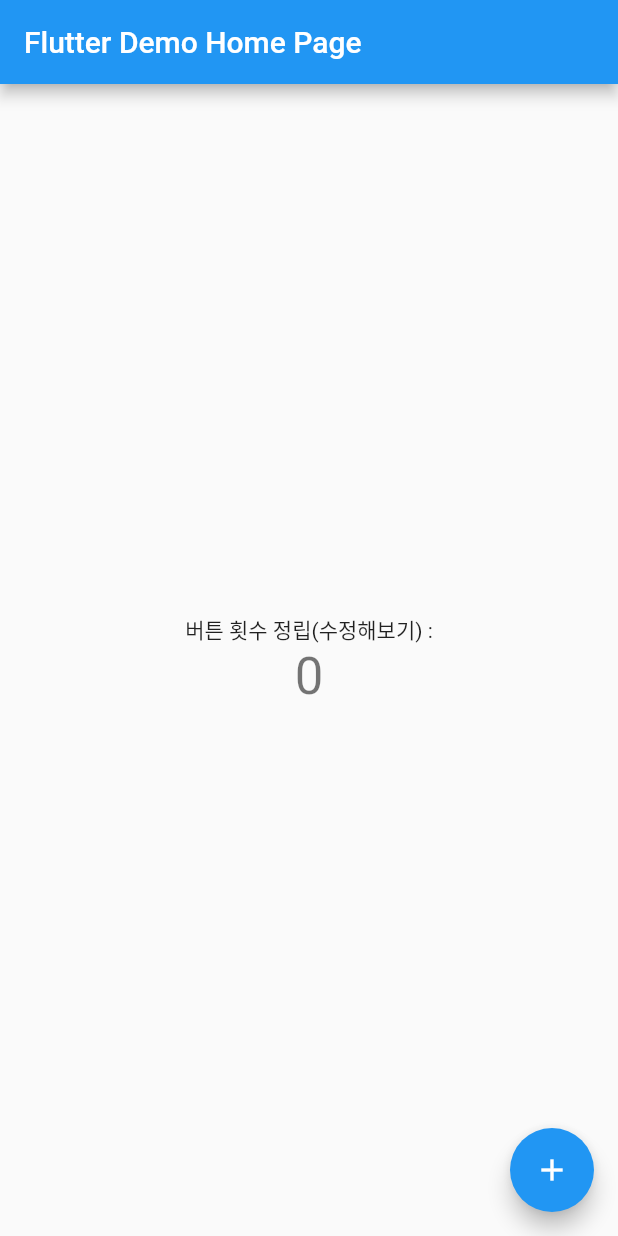
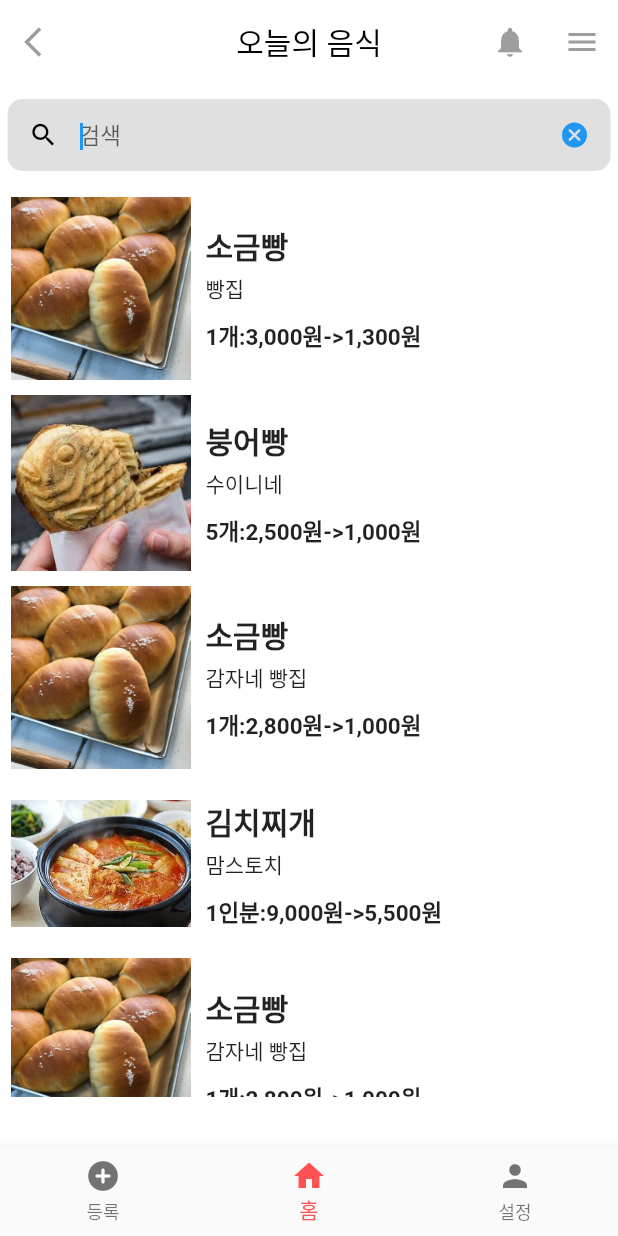
Before and after one commit to abcdaramgi/Longstone, a Flutter app: the screen it shows after launch, on a phone screen of 412 x 824 dp. Run offline on Flutter 3.47's test engine with Material 2 defaults, Android fonts, the phone set to English and light mode, and no system bars.

Commit message:
golden
야금야금 만들기

```diff
--- /dev/null
+++ b/goldenhour/lib/Home/DrawerBar.dart
@@ -0,0 +1,64 @@
+import 'package:flutter/material.dart';
+
+import '../info_store.dart';
+
+class DrawerBar extends StatelessWidget {
+  const DrawerBar({super.key});
+
+  @override
+  Widget build(BuildContext context) {
+    return ListView(
+            children : <Widget> [
+              ListTile(
+                leading: const Icon(
+                    Icons.arrow_back_ios
+                ),
+                title: const Text("등록관리"),
+                onTap: () {
+                  Navigator.push(
+                      context, MaterialPageRoute(builder: (_) => const InfoStore()));
+                },
+              ),
+              ListTile(
+                leading: const Icon(
+                    Icons.arrow_back_ios
+                ),
+                title: const Text("리뷰관리"),
+                onTap: () {
+                  Navigator.push(
+                      context, MaterialPageRoute(builder: (_) => const InfoStore()));
+                },
+              ),
+              ListTile(
+                leading: const Icon(
+                    Icons.arrow_back_ios
+                ),
+                title: const Text("가게정보"),
+                onTap: () {
+                  Navigator.push(
+                      context, MaterialPageRoute(builder: (_) => const InfoStore()));
+                },
+              ),
+              ListTile(
+                leading: const Icon(
+                    Icons.arrow_back_ios
+                ),
+                title: const Text("공지사항"),
+                onTap: () {
+                  Navigator.push(
+                      context, MaterialPageRoute(builder: (_) => const InfoStore()));
+                },
+              ),
+              ListTile(
+                leading: const Icon(
+                    Icons.arrow_back_ios
+                ),
+                title: const Text("환경설정"),
+                onTap: () {
+                  Navigator.push(
+                      context, MaterialPageRoute(builder: (_) => const InfoStore()));
+                },
+              )
+            ]);
+  }
+}
--- /dev/null
+++ b/goldenhour/lib/Home/Search.dart
@@ -0,0 +1,88 @@
+import 'package:flutter/material.dart';
+
+class SearchScreen extends StatefulWidget{
+  const SearchScreen({super.key});
+
+  @override
+  _SearchScreenState createState() => _SearchScreenState();
+}
+
+class _SearchScreenState extends State<SearchScreen>{
+  final TextEditingController _filter = TextEditingController();
+  FocusNode focusNode = FocusNode();
+  String _searchText = "";
+
+  _SearchScreenState(){
+    _filter.addListener(() {
+      setState(() {
+        _searchText = _filter.text;
+      });
+    });
+  }
+
+  @override
+  Widget build(BuildContext context){
+    return Column(
+      children: <Widget>[
+        Container(
+          color: Colors.white,
+          padding: EdgeInsets.fromLTRB(5, 10, 5, 10),
+          child: Row(
+            children : <Widget>[
+              Expanded(
+                  flex: 6,
+                  child: TextField(
+                    focusNode: focusNode,
+                    style: TextStyle(
+                      fontSize: 15
+                    ),
+                    autofocus: true,
+                    controller: _filter,
+                    decoration: InputDecoration(
+                      contentPadding: EdgeInsets.all(10),
+                      filled: true,
+                      fillColor: Colors.grey[300],
+                      prefixIcon: Icon(
+                        Icons.search,
+                        color: Colors.black,
+                        size: 20,
+                      ),
+                      suffixIcon: focusNode.hasFocus
+                        ?IconButton(
+                        icon: Icon(
+                          Icons.cancel,
+                          size: 20,
+                        ),
+                        onPressed: (){
+                          setState((){
+                            _filter.clear();
+                            _searchText="";
+                          });
+                        },
+                      )
+                          :Container(),
+                      hintText: '검색',
+                      labelStyle: TextStyle(color: Colors.black45),
+                      // 검색창 밑줄 없애고 투명하게 만드는 기능
+                      focusedBorder: OutlineInputBorder(
+                        borderSide: BorderSide(color: Colors.transparent),
+                        borderRadius: BorderRadius.all(Radius.circular(10)),
+                      ),
+                      enabledBorder: OutlineInputBorder(
+                        borderSide: BorderSide(color: Colors.transparent),
+                        borderRadius: BorderRadius.all(Radius.circular(10)),
+                      ),
+                      border: OutlineInputBorder(
+                          borderSide: BorderSide(color: Colors.transparent),
+                          borderRadius: BorderRadius.all(Radius.circular(10))
+                      ),
+    )
+                  )
+              )
+            ],
+          )
+        )
+      ],
+    );
+  }
+}
--- /dev/null
+++ b/goldenhour/lib/Home/foodlist.dart
@@ -0,0 +1,80 @@
+import 'package:flutter/material.dart';
+import 'package:goldenhour/model/model_food.dart';
+
+class BoxSlider extends StatelessWidget{
+  final List<Food> foods;
+  BoxSlider({required this.foods});
+
+  @override
+  Widget build(BuildContext context){
+    return Container(
+      padding: EdgeInsets.all(7),
+      child: Column(
+        //crossAxisAlignment: CrossAxisAlignment.start,
+        children: <Widget> [
+          //Text('오늘 올라온 음식'),
+          Container(
+            height: 600,
+            child: ListView(
+              scrollDirection: Axis.vertical,
+              children: makeBoxImages(foods),
+            ),
+          )
+        ],
+      ),
+    );
+  }
+
+  List<Widget> makeBoxImages(List<Food> foods){
+    List<Widget> results = [];
+    for(var i=0; i<foods.length;i++){
+      results.add(
+          InkWell(
+          onTap:(){},
+        child: Container(
+          padding: EdgeInsets.only(bottom: 10),
+          child: Align(
+            alignment: Alignment.bottomCenter,
+            child: Row(
+              children: [
+                Image.asset('images/'+foods[i].poster, width: 120,),
+                Expanded(
+                  child: Container(
+                    padding: EdgeInsets.all(10),
+                    child: Column(
+                      crossAxisAlignment: CrossAxisAlignment.start,
+                      children: [
+                        Container(
+                          child: Text(foods[i].name,
+                            style: TextStyle(
+                              fontSize: 20,
+                              fontWeight: FontWeight.bold
+                            ),
+                          ),
+                        ),
+                        Container(
+                          margin: EdgeInsets.only(top: 3),
+                          child: Text(foods[i].store),
+                        ),
+                        Container(
+                          margin: EdgeInsets.only(top: 10),
+                          child: Text(foods[i].cost,
+                            style: TextStyle(
+                                fontSize: 15,
+                                fontWeight: FontWeight.bold
+                            ),
+                          ),
+                        ),
+                      ],
+                    ),
+                  ),
+                )
+              ],
+            ),
+          ),
+        ),
+      ));
+    }
+    return results;
+  }
+}
--- /dev/null
+++ b/goldenhour/lib/Home/home.dart
@@ -0,0 +1,92 @@
+import 'package:flutter/material.dart';
+import 'package:goldenhour/model/model_food.dart';
+import '../info_store.dart';
+import 'Search.dart';
+import 'DrawerBar.dart';
+import 'foodlist.dart';
+
+class HomePage extends StatefulWidget{
+  const HomePage({super.key});
+
+  @override
+  _HomePageState createState() => _HomePageState();
+}
+
+class _HomePageState extends State<HomePage> {
+  final GlobalKey<ScaffoldState> _scaffoldKey = GlobalKey();
+  List<Food> foods = [
+    Food.fromMap({
+      'poster':'bread.png',
+      'name' : '소금빵',
+      'store' : '빵집',
+      'info' : '10년 간의 전통으로 만든 소금빵\n 오늘 5개 남아서 싼 가격에 넘겨요~!\n',
+      'time' : '2시간 뒤 마감',
+      'cost' : '1개:3,000원->1,300원'
+    }),
+    Food.fromMap({
+      'poster':'붕어빵.jpeg',
+      'name' : '붕어빵',
+      'store' : '수이니네',
+      'info' : '오늘 따라 맛있는 붕어빵.\n 다들 먹고 기절할껄 ?\n',
+      'time' : '1시간 뒤 마감',
+      'cost' : '5개:2,500원->1,000원'
+    }),
+    Food.fromMap({
+      'poster':'bread.png',
+      'name' : '소금빵',
+      'store' : '감자네 빵집',
+      'info' : '10년 간의 전통으로 만든 소금빵\n 오늘 5개 남아서 싼 가격에 넘겨요~!\n',
+      'time' : '2시간 뒤 마감',
+      'cost' : '1개:2,800원->1,000원'
+    }),
+    Food.fromMap({
+      'poster':'kimch.jpeg',
+      'name' : '김치찌개',
+      'store' : '맘스토치',
+      'info' : '10년 간의 전통으로 만든 김치찌개\n',
+      'time' : '2시간 뒤 마감',
+      'cost' : '1인분:9,000원->5,500원'
+    }),
+    Food.fromMap({
+      'poster':'bread.png',
+      'name' : '소금빵',
+      'store' : '감자네 빵집',
+      'info' : '10년 간의 전통으로 만든 소금빵\n 오늘 5개 남아서 싼 가격에 넘겨요~!\n',
+      'time' : '2시간 뒤 마감',
+      'cost' : '1개:2,800원->1,000원'
+    })
+  ];
+
+  @override
+  Widget build(BuildContext context) {
+    return Scaffold(
+        key: _scaffoldKey,
+        appBar: AppBar(
+          title: const Text('오늘의 음식', style: TextStyle(color: Colors.black),),
+          // 가운데 정렬
+          centerTitle: true,
+          backgroundColor: Colors.white,
+          // appBar 밑 그림자 제거,
+          elevation: 0.0,
+          leading: const IconButton(
+            icon: Icon(Icons.arrow_back_ios),
+            onPressed: null,),
+          actions: <Widget> [
+            const IconButton(icon:Icon(Icons.notifications), onPressed: null),
+            IconButton(icon: const Icon(Icons.menu_sharp), color: Colors.grey,onPressed: () {
+              _scaffoldKey.currentState?.openEndDrawer();
+            }),
+          ],
+        ),
+        endDrawer: Drawer(
+          child: DrawerBar(),
+        ),
+        body: ListView(
+          children: <Widget>[
+            SearchScreen(),
+            BoxSlider(foods: foods),
+          ],
+        ),
+    );
+  }
+}
--- /dev/null
+++ b/goldenhour/lib/Home/todayList.dart
@@ -0,0 +1 @@
+import 'package:flutter/material.dart';
--- /dev/null
+++ b/goldenhour/lib/contol.dart
@@ -0,0 +1,15 @@
+import 'package:flutter/material.dart';
+
+class contolPage extends StatelessWidget {
+  const contolPage({Key? key}) : super(key:key);
+
+  @override
+  Widget build(BuildContext context) {
+    return Scaffold(
+      appBar: AppBar(
+        title: const Text("환경설정"),
+          centerTitle: true,
+      ),
+    );
+  }
+}
--- /dev/null
+++ b/goldenhour/lib/info_store.dart
@@ -0,0 +1,14 @@
+import 'package:flutter/material.dart';
+
+class InfoStore extends StatelessWidget {
+  const InfoStore({Key? key}) : super(key:key);
+
+  @override
+  Widget build(BuildContext context) {
+    return Scaffold(
+      appBar: AppBar(
+        title: const Text("upload store"),
+      ),
+    );
+  }
+}
--- a/goldenhour/lib/main.dart
+++ b/goldenhour/lib/main.dart
@@ -1,115 +1,66 @@
 import 'package:flutter/material.dart';
+import 'upload_food.dart';
+import 'Home/home.dart';
+import 'contol.dart';
 
-void main() {
+void main(){
   runApp(const MyApp());
 }
 
-class MyApp extends StatelessWidget {
+class MyApp extends StatelessWidget{
   const MyApp({super.key});
 
-  // This widget is the root of your application.
   @override
-  Widget build(BuildContext context) {
+  Widget build(BuildContext context){
     return MaterialApp(
-      title: 'Flutter Demo',
+      title: 'GoldenHour',
       theme: ThemeData(
-        // This is the theme of your application.
-        //
-        // Try running your application with "flutter run". You'll see the
-        // application has a blue toolbar. Then, without quitting the app, try
-        // changing the primarySwatch below to Colors.green and then invoke
-        // "hot reload" (press "r" in the console where you ran "flutter run",
-        // or simply save your changes to "hot reload" in a Flutter IDE).
-        // Notice that the counter didn't reset back to zero; the application
-        // is not restarted.
-        primarySwatch: Colors.blue,
+          scaffoldBackgroundColor: Colors.white
       ),
-      home: const MyHomePage(title: 'Flutter Demo Home Page'),
+      home: const MainPage(),
     );
   }
 }
 
-class MyHomePage extends StatefulWidget {
-  const MyHomePage({super.key, required this.title});
-
-  // This widget is the home page of your application. It is stateful, meaning
-  // that it has a State object (defined below) that contains fields that affect
-  // how it looks.
-
-  // This class is the configuration for the state. It holds the values (in this
-  // case the title) provided by the parent (in this case the App widget) and
-  // used by the build method of the State. Fields in a Widget subclass are
-  // always marked "final".
-
-  final String title;
+class MainPage extends StatefulWidget {
+  const MainPage({super.key});
 
   @override
-  State<MyHomePage> createState() => _MyHomePageState();
+  _MainPageState createState() => _MainPageState();
 }
 
-class _MyHomePageState extends State<MyHomePage> {
-  int _counter = 0;
+class _MainPageState extends State<MainPage> {
+  final List<Widget> _widgetOptions = <Widget>[
+    const UploadfoodPage(),
+    HomePage(),
+    const contolPage(),
+  ];
 
-  void _incrementCounter() {
+  int _selectionIndex = 1;
+
+  void _onItemTapped(int index) {
     setState(() {
-      // This call to setState tells the Flutter framework that something has
-      // changed in this State, which causes it to rerun the build method below
-      // so that the display can reflect the updated values. If we changed
-      // _counter without calling setState(), then the build method would not be
-      // called again, and so nothing would appear to happen.
-      _counter++;
+      _selectionIndex = index;
     });
   }
 
   @override
   Widget build(BuildContext context) {
-    // This method is rerun every time setState is called, for instance as done
-    // by the _incrementCounter method above.
-    //
-    // The Flutter framework has been optimized to make rerunning build methods
-    // fast, so that you can just rebuild anything that needs updating rather
-    // than having to individually change instances of widgets.
     return Scaffold(
-      appBar: AppBar(
-        // Here we take the value from the MyHomePage object that was created by
-        // the App.build method, and use it to set our appbar title.
-        title: Text(widget.title),
+      body: _widgetOptions[_selectionIndex],
+      bottomNavigationBar: BottomNavigationBar(
+        items: const <BottomNavigationBarItem>[
+          BottomNavigationBarItem(
+              icon: Icon(Icons.add_circle_rounded), label: '등록',),
+          BottomNavigationBarItem(
+            icon: Icon(Icons.home), label: '홈',),
+          BottomNavigationBarItem(
+              icon: Icon(Icons.person), label: '설정'),
+        ],
+        currentIndex: _selectionIndex,
+        selectedItemColor: Colors.redAccent,
+        onTap: _onItemTapped,
       ),
-      body: Center(
-        // Center is a layout widget. It takes a single child and positions it
-        // in the middle of the parent.
-        child: Column(
-          // Column is also a layout widget. It takes a list of children and
-          // arranges them vertically. By default, it sizes itself to fit its
-          // children horizontally, and tries to be as tall as its parent.
-          //
-          // Invoke "debug painting" (press "p" in the console, choose the
-          // "Toggle Debug Paint" action from the Flutter Inspector in Android
-          // Studio, or the "Toggle Debug Paint" command in Visual Studio Code)
-          // to see the wireframe for each widget.
-          //
-          // Column has various properties to control how it sizes itself and
-          // how it positions its children. Here we use mainAxisAlignment to
-          // center the children vertically; the main axis here is the vertical
-          // axis because Columns are vertical (the cross axis would be
-          // horizontal).
-          mainAxisAlignment: MainAxisAlignment.center,
-          children: <Widget>[
-            const Text(
-              '버튼 횟수 정립(수정해보기) :',
-            ),
-            Text(
-              '$_counter',
-              style: Theme.of(context).textTheme.headline4,
-            ),
-          ],
-        ),
-      ),
-      floatingActionButton: FloatingActionButton(
-        onPressed: _incrementCounter,
-        tooltip: 'Increment',
-        child: const Icon(Icons.add),
-      ), // This trailing comma makes auto-formatting nicer for build methods.
     );
   }
 }
--- /dev/null
+++ b/goldenhour/lib/model/model_food.dart
@@ -0,0 +1,19 @@
+class Food{
+  final String poster;
+  final String name;
+  final String store;
+  final String info;
+  final String time;
+  final String cost;
+
+  Food.fromMap(Map<String, dynamic> map)
+      : poster = map['poster'],
+        name = map['name'],
+        store = map['store'],
+        info = map['info'],
+        time = map['time'],
+        cost = map['cost'];
+
+  @override
+  String toString() => "Food<$name:<$store>>";
+}
--- /dev/null
+++ b/goldenhour/lib/upload_food.dart
@@ -0,0 +1,15 @@
+import 'package:flutter/material.dart';
+
+class UploadfoodPage extends StatelessWidget {
+  const UploadfoodPage({Key? key}) : super(key:key);
+
+  @override
+  Widget build(BuildContext context) {
+    return Scaffold(
+      appBar: AppBar(
+        title: const Text("음식등록"),
+          centerTitle: true,
+      ),
+    );
+  }
+}
--- a/goldenhour/pubspec.yaml
+++ b/goldenhour/pubspec.yaml
@@ -36,6 +36,7 @@ dependencies:
   # The following adds the Cupertino Icons font to your application.
   # Use with the CupertinoIcons class for iOS style icons.
   cupertino_icons: ^1.0.2
+  english_words: ^4.0.0
 
 dev_dependencies:
   flutter_test:
@@ -63,6 +64,10 @@ flutter:
   # assets:
   #   - images/a_dot_burr.jpeg
   #   - images/a_dot_ham.jpeg
+  assets:
+    - images/bread.png
+    - images/붕어빵.jpeg
+    - images/kimch.jpeg
 
   # An image asset can refer to one or more resolution-specific "variants", see
   # https://flutter.dev/assets-and-images/#resolution-aware
```
Also changed, not shown: goldenhour/images/bread.png (added), goldenhour/images/kimch.jpeg (added), goldenhour/images/붕어빵.jpeg (added), goldenhour/pubspec.lock.
